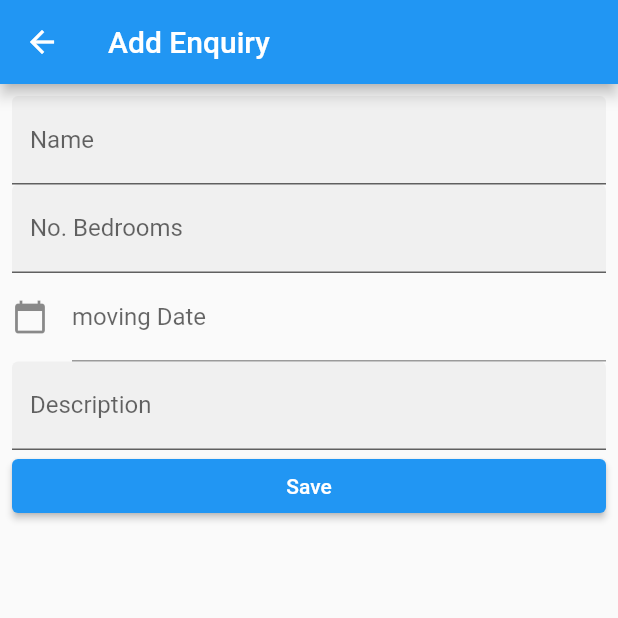
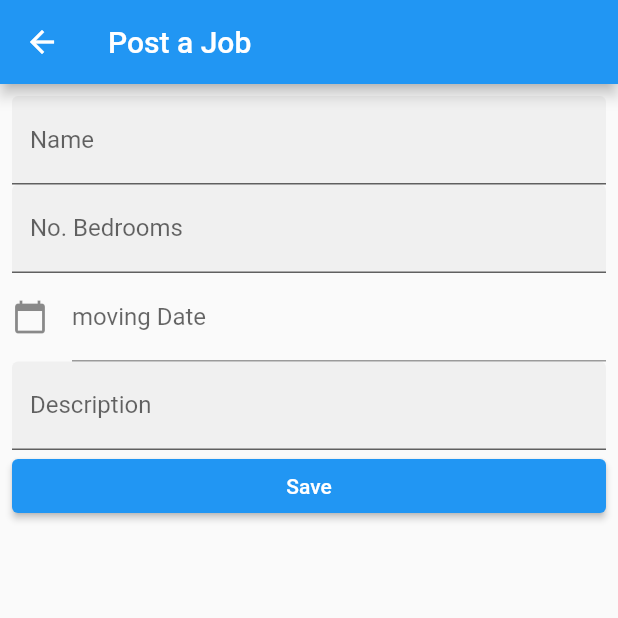
Before and after one commit to Intelbis/removalist-platform1.1, a Flutter app: the AddEnquiryForm screen opened directly, on a phone screen of 412 x 824 dp, the top half of it. Run offline on Flutter 3.47's test engine with Material 2 defaults, Android fonts, the phone set to English and light mode, and no system bars; missing offline and left inert: amplify_api, amplify_auth_cognito, amplify_core, amplify_datastore, amplify_flutter.

```diff
--- a/lib/main.dart
+++ b/lib/main.dart
@@ -1,7 +1,9 @@
 // dart async library we will refer to when setting up real time updates
+
+
+// flutter and ui libraries
 import 'dart:async';
 
-// flutter and ui libraries
 import 'package:amplify_api/amplify_api.dart';
 import 'package:flutter/cupertino.dart';
 import 'package:flutter/material.dart';
@@ -136,7 +138,7 @@ class _EnquiriesPageState extends State<EnquiriesPage> {
         },
         tooltip: 'Enquire',
         label: Row(
-          children: const [Icon(Icons.add), Text('Add Enquiry')],
+          children: const [Icon(Icons.add), Text('JOB')],
         ),
       ),
       floatingActionButtonLocation: FloatingActionButtonLocation.centerFloat,
@@ -159,7 +161,7 @@ class EnquiriesList extends StatelessWidget {
         padding: const EdgeInsets.all(8),
         children: enquiries.map((enquiry) => EnquiryItem(enquiry: enquiry)).toList())
         : const Center(
-      child: Text('Tap button below to add a todo!'),
+      child: Text('Tap button below to post your removalist Job!'),
     );
   }
 }
@@ -202,7 +204,9 @@ class EnquiryItem extends StatelessWidget {
 
   @override
   Widget build(BuildContext context) {
+
     return Card(
+
       child: InkWell(
         onTap: () {
           _toggleIsComplete();
@@ -210,9 +214,13 @@ class EnquiryItem extends StatelessWidget {
         onLongPress: () {
           _deleteEnquiry(context);
         },
+
         child: Padding(
+
           padding: const EdgeInsets.all(8.0),
+
           child: Row(children: [
+
             Expanded(
               child: Column(
                 crossAxisAlignment: CrossAxisAlignment.start,
@@ -220,6 +228,7 @@ class EnquiryItem extends StatelessWidget {
                   Text(
                     enquiry.name,
                     style: const TextStyle(
+
                         fontSize: 20, fontWeight: FontWeight.bold),
                   ),
                   Text(
@@ -227,12 +236,21 @@ class EnquiryItem extends StatelessWidget {
                     style: const TextStyle(
                         fontSize: 20, fontWeight: FontWeight.bold),
                   ),
-                  //
+
                   // Text(
                   //   enquiry.movingDate,
                   //   style: const TextStyle(
                   //       fontSize: 20, fontWeight: FontWeight.bold),
                   // ),
+
+                  // Text(
+                  //   enquiry.description,
+                  //   style: const TextStyle(
+                  //
+                  //       fontSize: 20, fontWeight: FontWeight.bold),
+                  // ),
+
+
 
 
 
@@ -316,7 +334,7 @@ class _AddEnquiryFormState extends State<AddEnquiryForm> {
   Widget build(BuildContext context) {
     return Scaffold(
       appBar: AppBar(
-        title: const Text('Add Enquiry'),
+        title: const Text('Post a Job'),
       ),
       body: Padding(
         padding: const EdgeInsets.all(8.0),
```
